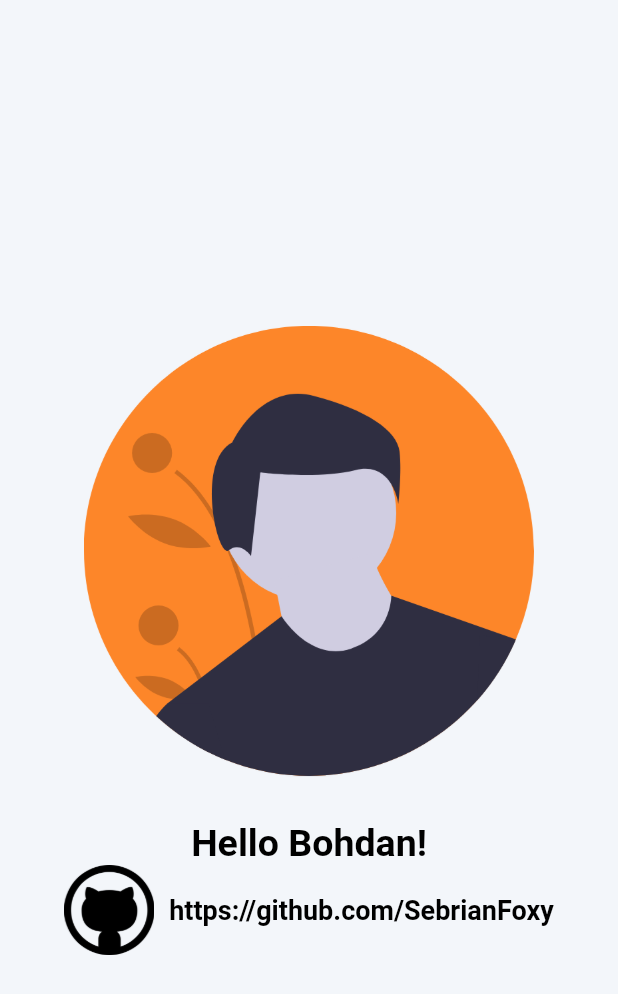
After one commit to SebrianFoxy/ProjectOnFlutter, a Flutter app: the screen it shows after launch, on a phone screen of 412 x 824 dp. The commit adds this screen. Shown: the top 994 px of the screen. Run offline on Flutter 3.47's test engine with Material 2 defaults, Android fonts, the phone set to English and light mode, and no system bars; our stand-ins replace badges, font_awesome_flutter.

Commit message:
Экран профиля

```diff
--- a/lib/main.dart
+++ b/lib/main.dart
@@ -3,6 +3,8 @@ import 'package:JapanEatProject/ui_kit/_ui_kit.dart';
 import 'package:JapanEatProject/ui/screens/food_list_screen.dart';
 import 'package:JapanEatProject/ui/screens/cart_screen.dart';
 import 'package:JapanEatProject/ui/screens/favorite_screen.dart';
+import 'package:JapanEatProject/ui/screens/profile_screen.dart';
+
 
 
 void main() {
@@ -18,7 +20,7 @@ class MyApp extends StatelessWidget {
     return MaterialApp(
       title: 'Japan Eat',
       theme: AppTheme.lightTheme,
-      home: const FavoriteScreen(),
+      home: const ProfileScreen(),
     );
   }
 }
--- /dev/null
+++ b/lib/ui/screens/profile_screen.dart
@@ -0,0 +1,39 @@
+import 'package:flutter/material.dart';
+
+import '../../ui_kit/app_assets.dart';
+import '../../ui_kit/app_icon.dart';
+import '../widgets/empty_wrapper.dart';
+
+class ProfileScreen extends StatelessWidget {
+  const ProfileScreen({Key? key}) : super(key: key);
+
+  @override
+  Widget build(BuildContext context) {
+    return Scaffold(
+      body: Column(
+        mainAxisAlignment: MainAxisAlignment.center,
+        children: [
+          Padding(
+            padding: const EdgeInsets.all(30),
+            child: Image.asset(AppAsset.profileImage, width: 300),
+          ),
+          Text(
+            "Hello Bohdan!",
+            style: Theme.of(context).textTheme.displayLarge,
+          ),
+          Row(
+            mainAxisAlignment: MainAxisAlignment.center,
+            children: [
+              Image.asset(AppAsset.githubImage, width: 60),
+              const SizedBox(width: 10),
+              Text(
+                "https://github.com/SebrianFoxy",
+                style: Theme.of(context).textTheme.displaySmall,
+              )
+            ],
+          )
+        ],
+      ),
+    );
+  }
+}
```
